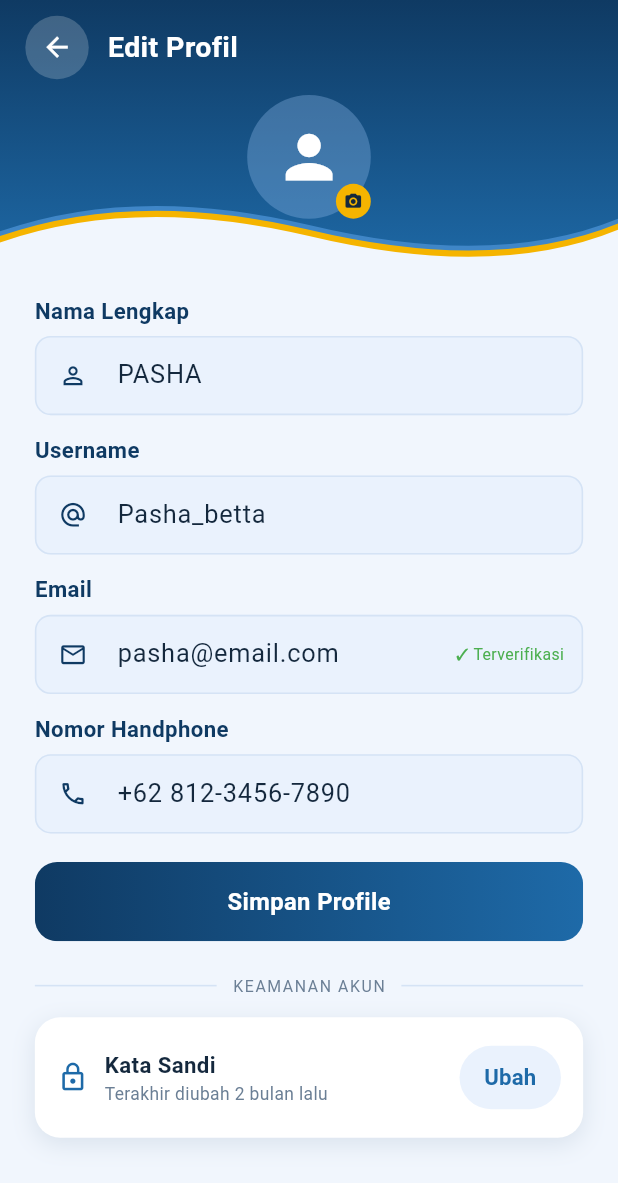
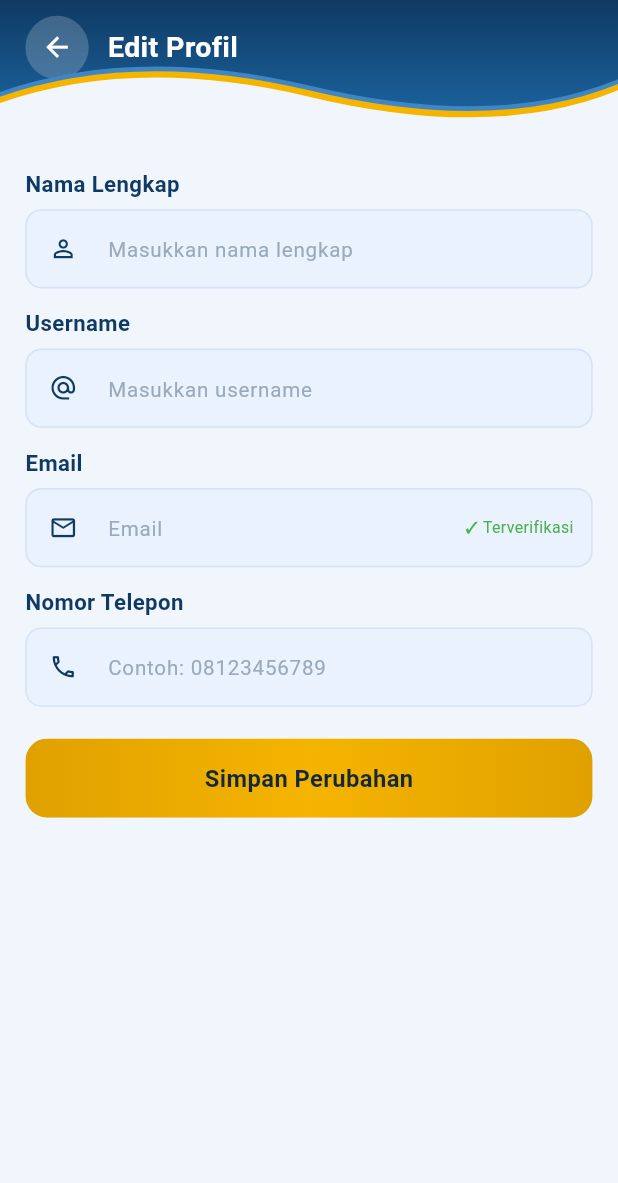
Before and after one commit to MPashaAlFalaqi/Ecupfish-mobile-flutter, a Flutter app: the EditProfileScreen screen opened directly, on a phone screen of 412 x 824 dp. Shown: the top 1183 px of the screen. Run offline on Flutter 3.47's test engine with Material 3 defaults, Android fonts, the phone set to English and light mode, and no system bars; our stand-ins replace flutter_secure_storage, shared_preferences; accounts and stored records are empty.

Commit message:
update tapi ancur

```diff
--- a/project/lib/account.dart
+++ b/project/lib/account.dart
@@ -1,4 +1,6 @@
 import 'package:flutter/material.dart';
+import 'api/api_client.dart';
+import 'api/user_api.dart';
 import 'auth.dart';
 import 'core.dart';
 import 'forgot.dart';
@@ -401,6 +403,40 @@ class ProfileScreen extends StatefulWidget {
 
 class _ProfileState extends State<ProfileScreen> {
   bool claimOpen = false;
+  Map<String, dynamic> _user = Map<String, dynamic>.from(ApiClient.instance.user ?? {});
+
+  @override
+  void initState() {
+    super.initState();
+    _loadProfile();
+  }
+
+  Future<void> _loadProfile() async {
+    try {
+      final latest = await UserApi.getProfile();
+      if (!mounted) return;
+      setState(() {
+        _user = Map<String, dynamic>.from(latest as Map);
+      });
+    } catch (_) {
+      // Tetap gunakan data cache dari ApiClient jika offline
+    }
+  }
+
+  Future<void> _openEditProfile() async {
+    final updated = await Navigator.push(
+      context,
+      MaterialPageRoute(
+        builder: (_) => EditProfileScreen(initialUser: _user),
+      ),
+    );
+
+    if (updated != null && mounted) {
+      setState(() {
+        _user = Map<String, dynamic>.from(updated as Map);
+      });
+    }
+  }
 
   Widget _stat(String v, String l) => Expanded(
         child: Column(children: [
@@ -426,7 +462,11 @@ class _ProfileState extends State<ProfileScreen> {
             const SizedBox(width: 12),
             Expanded(
               child: Column(crossAxisAlignment: CrossAxisAlignment.start, children: [
-                Text(t, style: TextStyle(fontWeight: FontWeight.w700, fontSize: 13, color: color == Colors.red ? Colors.red : C.ink)),
+                Text(t,
+                    style: TextStyle(
+                        fontWeight: FontWeight.w700,
+                        fontSize: 13,
+                        color: color == Colors.red ? Colors.red : C.ink)),
                 Text(s, style: const TextStyle(fontSize: 11, color: C.mute)),
               ]),
             ),
@@ -436,7 +476,11 @@ class _ProfileState extends State<ProfileScreen> {
       );
 
   @override
-  Widget build(BuildContext context) => Scaffold(
+  Widget build(BuildContext context) {
+    final displayName = (_user['name'] ?? 'Pasha').toString();
+    final displayEmail = (_user['email'] ?? 'pasha@email.com').toString();
+
+    return Scaffold(
       body: ListView(padding: EdgeInsets.zero, children: [
         WaveHeader(
           child: SafeArea(
@@ -444,7 +488,9 @@ class _ProfileState extends State<ProfileScreen> {
             child: Padding(
               padding: const EdgeInsets.only(top: 18),
               child: Column(children: [
-                  Stack(children: [
+                GestureDetector(
+                  onTap: _openEditProfile,
+                  child: Stack(children: [
                     const CircleAvatar(
                         radius: 40,
                         backgroundColor: C.skySoft,
@@ -459,11 +505,13 @@ class _ProfileState extends State<ProfileScreen> {
                       ),
                     ),
                   ]),
+                ),
                 const SizedBox(height: 8),
-                  const Text('Pasha',
-                      style: TextStyle(color: Colors.white, fontWeight: FontWeight.w800, fontSize: 18)),
-                  const Text('pasha@email.com',
-                      style: TextStyle(color: Colors.white70, fontSize: 12)),
+                Text(displayName,
+                    style: const TextStyle(
+                        color: Colors.white, fontWeight: FontWeight.w800, fontSize: 18)),
+                Text(displayEmail,
+                    style: const TextStyle(color: Colors.white70, fontSize: 12)),
               ]),
             ),
           ),
@@ -502,7 +550,7 @@ class _ProfileState extends State<ProfileScreen> {
                     () => push(context, const NotificationScreen())),
                 const Divider(height: 1, color: C.line),
                 _row(Icons.settings_outlined, 'Pengaturan Akun', 'Profil, alamat, keamanan',
-                      () => push(context, const EditProfileScreen())),
+                    _openEditProfile),
               ]),
             ),
             Box(
@@ -519,119 +567,134 @@ class _ProfileState extends State<ProfileScreen> {
       ]),
     );
   }
+}
 
 // ───────────── Edit Profil ─────────────
-class EditProfileScreen extends StatelessWidget {
-  const EditProfileScreen({super.key});
+class EditProfileScreen extends StatefulWidget {
+  final Map<String, dynamic>? initialUser;
+
+  const EditProfileScreen({super.key, this.initialUser});
 
   @override
-  Widget build(BuildContext context) => Scaffold(
-        body: ListView(padding: EdgeInsets.zero, children: [
-          WaveHeader(
-            child: SafeArea(
-              bottom: false,
-              child: Padding(
-                padding: const EdgeInsets.fromLTRB(16, 10, 16, 0),
-                child: Column(children: [
-                  const Row(children: [
-                    RoundBack(),
-                    SizedBox(width: 12),
-                    Text('Edit Profil',
-                        style: TextStyle(color: Colors.white, fontWeight: FontWeight.w700, fontSize: 18)),
-                  ]),
-                  const SizedBox(height: 10),
-                  Stack(children: [
-                    Container(
-                      width: 78,
-                      height: 78,
-                      decoration: const BoxDecoration(color: C.skySoft, shape: BoxShape.circle),
-                      child: const Icon(Icons.person, size: 44, color: Colors.white),
+  State<EditProfileScreen> createState() => _EditProfileScreenState();
+}
+
+class _EditProfileScreenState extends State<EditProfileScreen> {
+  final _formKey = GlobalKey<FormState>();
+  late final TextEditingController _nameCtrl;
+  late final TextEditingController _usernameCtrl;
+  late final TextEditingController _phoneCtrl;
+  late final String _email;
+
+  bool _saving = false;
+
+  @override
+  void initState() {
+    super.initState();
+    final u = widget.initialUser ?? ApiClient.instance.user ?? {};
+    _nameCtrl = TextEditingController(text: (u['name'] ?? '').toString());
+    _usernameCtrl = TextEditingController(text: (u['username'] ?? '').toString());
+    _phoneCtrl = TextEditingController(text: (u['phoneNumber'] ?? '').toString());
+    _email = (u['email'] ?? '').toString();
+  }
+
+  @override
+  void dispose() {
+    _nameCtrl.dispose();
+    _usernameCtrl.dispose();
+    _phoneCtrl.dispose();
+    super.dispose();
+  }
+
+  Future<void> _simpanProfil() async {
+    if (!(_formKey.currentState?.validate() ?? false)) return;
+
+    setState(() => _saving = true);
+    try {
+      final updatedUser = await UserApi.updateProfile(
+        name: _nameCtrl.text.trim(),
+        username: _usernameCtrl.text.trim(),
+        phoneNumber: _phoneCtrl.text.trim(),
+      );
+
+      if (!mounted) return;
+      ScaffoldMessenger.of(context).showSnackBar(
+        const SnackBar(content: Text('Profil berhasil diperbarui')),
+      );
+      Navigator.pop(context, updatedUser);
+    } catch (e) {
+      if (!mounted) return;
+      ScaffoldMessenger.of(context).showSnackBar(
+        SnackBar(content: Text(e.toString().replaceFirst('Exception: ', ''))),
+      );
+    } finally {
+      if (mounted) setState(() => _saving = false);
+    }
+  }
+
+  @override
+  Widget build(BuildContext context) {
+    return Scaffold(
+      body: Column(children: [
+        const AppHeader('Edit Profil'),
+        Expanded(
+          child: Form(
+            key: _formKey,
+            child: ListView(
+              padding: const EdgeInsets.fromLTRB(16, 8, 16, 24),
+              children: [
+                fieldLabel('Nama Lengkap'),
+                TextFormField(
+                  controller: _nameCtrl,
+                  decoration: fieldDec('Masukkan nama lengkap',
+                      fill: C.field,
+                      prefix: const Icon(Icons.person_outline, size: 18, color: C.navy)),
+                  validator: (v) =>
+                      (v == null || v.trim().length < 2) ? 'Nama minimal 2 karakter' : null,
                 ),
-                    Positioned(
-                      right: 0,
-                      bottom: 0,
-                      child: Container(
-                        padding: const EdgeInsets.all(5),
-                        decoration: const BoxDecoration(color: C.amber, shape: BoxShape.circle),
-                        child: const Icon(Icons.photo_camera, size: 12, color: C.ink),
+                fieldLabel('Username'),
+                TextFormField(
+                  controller: _usernameCtrl,
+                  decoration: fieldDec('Masukkan username',
+                      fill: C.field,
+                      prefix: const Icon(Icons.alternate_email, size: 18, color: C.navy)),
+                  validator: (v) =>
+                      (v == null || v.trim().length < 3) ? 'Username minimal 3 karakter' : null,
+                ),
+                fieldLabel('Email'),
+                TextFormField(
+                  initialValue: _email,
+                  readOnly: true,
+                  decoration: fieldDec('Email',
+                      fill: C.field,
+                      prefix: const Icon(Icons.mail_outline, size: 18, color: C.navy),
+                      suffix: const Padding(
+                        padding: EdgeInsets.only(right: 12),
+                        child: Center(
+                            widthFactor: 1,
+                            child: Text('✓ Terverifikasi',
+                                style: TextStyle(color: Colors.green, fontSize: 10))),
+                      )),
+                ),
+                fieldLabel('Nomor Telepon'),
+                TextFormField(
+                  controller: _phoneCtrl,
+                  keyboardType: TextInputType.phone,
+                  decoration: fieldDec('Contoh: 08123456789',
+                      fill: C.field,
+                      prefix: const Icon(Icons.phone_outlined, size: 18, color: C.navy)),
+                ),
+                const SizedBox(height: 20),
+                Btn(
+                  _saving ? 'Menyimpan...' : 'Simpan Perubahan',
+                  gold: true,
+                  onTap: _saving ? null : _simpanProfil,
+                ),
+              ],
             ),
           ),
-                  ]),
-                ]),
-              ),
-            ),
-          ),
-          Padding(
-            padding: const EdgeInsets.fromLTRB(22, 0, 22, 24),
-            child: Column(crossAxisAlignment: CrossAxisAlignment.start, children: [
-              _F('Nama Lengkap', 'PASHA', Icons.person_outline),
-              _F('Username', 'Pasha_betta', Icons.alternate_email),
-              _F('Email', 'pasha@email.com', Icons.mail_outline, verified: true),
-              _F('Nomor Handphone', '+62 812-3456-7890', Icons.phone_outlined),
-              const SizedBox(height: 18),
-              Btn('Simpan Profile', onTap: () {
-                ScaffoldMessenger.of(context)
-                    .showSnackBar(const SnackBar(content: Text('Perubahan disimpan')));
-                Navigator.pop(context);
-              }),
-              const SizedBox(height: 20),
-              const Row(children: [
-                Expanded(child: Divider(color: C.line)),
-                Padding(
-                  padding: EdgeInsets.symmetric(horizontal: 10),
-                  child: Text('KEAMANAN AKUN',
-                      style: TextStyle(fontSize: 10, color: C.mute, letterSpacing: 1)),
-                ),
-                Expanded(child: Divider(color: C.line)),
-              ]),
-              const SizedBox(height: 12),
-              Box(
-                child: Row(children: [
-                  const Icon(Icons.lock_outline, color: C.blue, size: 20),
-                  const SizedBox(width: 10),
-                  const Expanded(
-                    child: Column(crossAxisAlignment: CrossAxisAlignment.start, children: [
-                      Text('Kata Sandi', style: TextStyle(fontWeight: FontWeight.w700)),
-                      Text('Terakhir diubah 2 bulan lalu',
-                          style: TextStyle(fontSize: 11, color: C.mute)),
-                    ]),
-                  ),
-                  TextButton(
-                    style: TextButton.styleFrom(backgroundColor: C.field),
-                    onPressed: () => push(context, const ForgotPasswordScreen()),
-                    child: const Text('Ubah', style: TextStyle(fontWeight: FontWeight.w700)),
-                  ),
-                ]),
-              ),
-            ]),
         ),
       ]),
     );
   }
-
-class _F extends StatelessWidget {
-  final String label, value;
-  final IconData icon;
-  final bool verified;
-  const _F(this.label, this.value, this.icon, {this.verified = false});
-
-  @override
-  Widget build(BuildContext context) =>
-      Column(crossAxisAlignment: CrossAxisAlignment.start, children: [
-        fieldLabel(label),
-        TextFormField(
-          initialValue: value,
-          decoration: fieldDec(label,
-              fill: C.field,
-              prefix: Icon(icon, size: 18, color: C.navy),
-              suffix: verified
-                  ? const Padding(
-                      padding: EdgeInsets.only(right: 12),
-                      child: Center(
-                          widthFactor: 1,
-                          child: Text('✓ Terverifikasi',
-                              style: TextStyle(color: Colors.green, fontSize: 10))))
-                  : null),
-        ),
-      ]);
 }
--- /dev/null
+++ b/project/lib/api/user_api.dart
@@ -0,0 +1,72 @@
+import 'api_client.dart';
+
+typedef JsonMap = Map<String, dynamic>;
+
+class UserApi {
+  static final ApiClient _c = ApiClient.instance;
+
+  static Future<JsonMap> getProfile() async {
+    final res = await _c.get('/api/me') as JsonMap;
+    final user = JsonMap.from(res['user'] as Map);
+    _c.user = user;
+    return user;
+  }
+
+  static Future<JsonMap> updateProfile({
+    String? name,
+    String? username,
+    String? phoneNumber,
+  }) async {
+    final res = await _c.put('/api/me', {
+      if (name != null) 'name': name.trim(),
+      if (username != null) 'username': username.trim(),
+      if (phoneNumber != null) 'phoneNumber': phoneNumber.trim(),
+    }) as JsonMap;
+    final user = JsonMap.from(res['user'] as Map);
+    _c.user = user;
+    return user;
+  }
+
+  static Future<void> changePassword({
+    required String currentPassword,
+    required String newPassword,
+  }) async {
+    await _c.put('/api/me/password', {
+      'currentPassword': currentPassword,
+      'newPassword': newPassword,
+    });
+  }
+
+  static Future<List<JsonMap>> getAddresses() async {
+    final res = await _c.get('/api/me/addresses') as JsonMap;
+    final list = res['data'] as List? ?? [];
+    return list.map((e) => JsonMap.from(e as Map)).toList();
+  }
+
+  static Future<JsonMap> addAddress({
+    String? label,
+    required String recipientName,
+    required String phoneNumber,
+    required String address,
+    required String city,
+    String? province,
+    required String postalCode,
+    bool isDefault = false,
+  }) async {
+    final res = await _c.post('/api/me/addresses', {
+      if (label != null && label.trim().isNotEmpty) 'label': label.trim(),
+      'recipientName': recipientName.trim(),
+      'phoneNumber': phoneNumber.trim(),
+      'address': address.trim(),
+      'city': city.trim(),
+      if (province != null && province.trim().isNotEmpty) 'province': province.trim(),
+      'postalCode': postalCode.trim(),
+      'isDefault': isDefault,
+    }) as JsonMap;
+    return JsonMap.from(res['data'] as Map);
+  }
+
+  static Future<void> deleteAddress(int id) async {
+    await _c.delete('/api/me/addresses/$id');
+  }
+}
```
Also changed, not shown: project/lib/api/api_client.dart (+46 -4 lines), project/lib/auction_api.dart (added, +24 -0 lines). Lines whose indentation alone changed are shown as unchanged.
